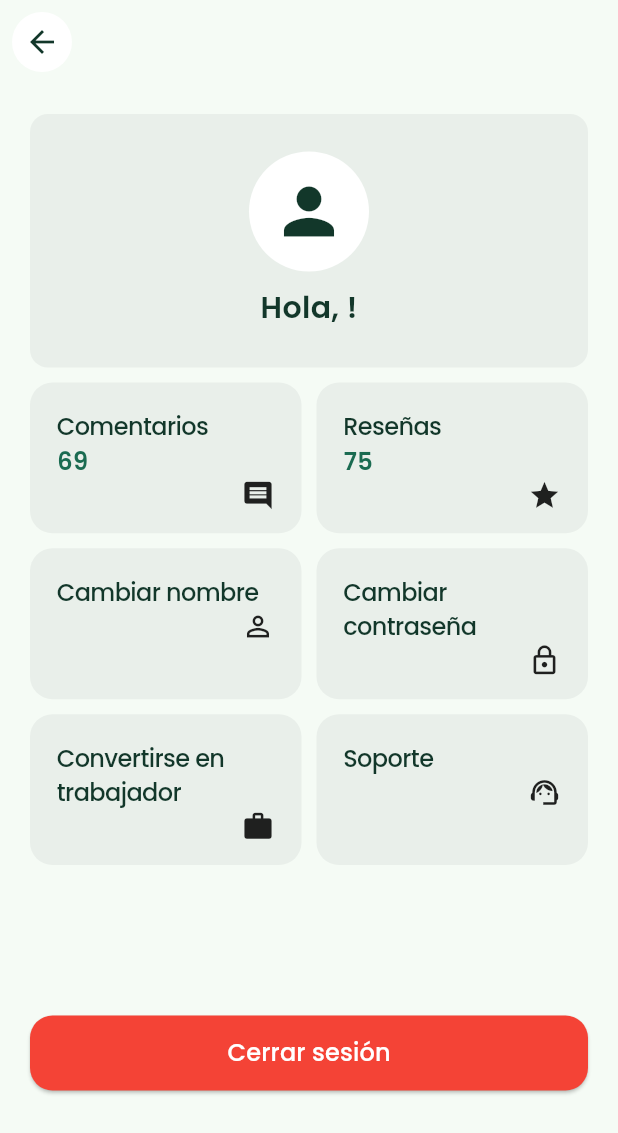
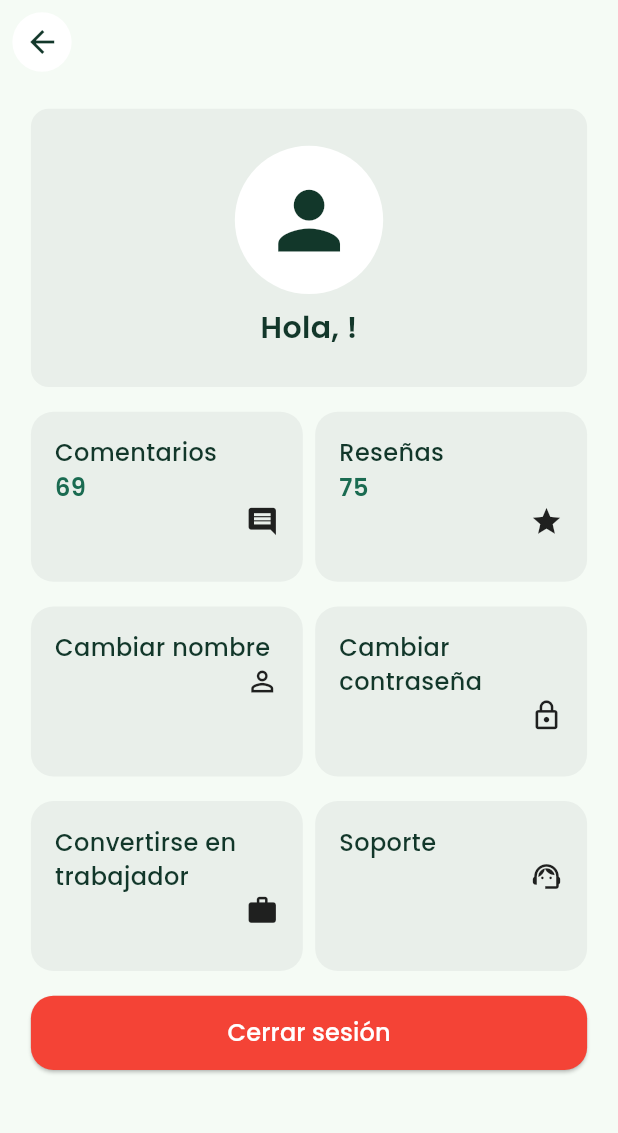
Before and after one commit to spricew/Keidot-Project, a Flutter app: the ConfigScreen screen opened directly, on a phone screen of 412 x 824 dp. Shown: the top 1133 px of the screen. Run offline on Flutter 3.47's test engine with Material 3 defaults, Android fonts, the phone set to English and light mode, and no system bars; our stand-ins replace file_picker, flutter_map, flutter_secure_storage, get, latlong2, shimmer; accounts and stored records are empty; project files that could hold a hidden picture were left out.

Commit message:
correccion de desbordamiento en config screen

```diff
--- a/Keidot-Project/lib/presentation/screens/config_screen.dart
+++ b/Keidot-Project/lib/presentation/screens/config_screen.dart
@@ -14,6 +14,8 @@ class ConfigScreen extends StatelessWidget {
   Widget build(BuildContext context) {
     final name = Provider.of<UserProvider>(context).userName ?? "Usuario";
     final screenHeight = MediaQuery.of(context).size.height;
+    final screenWidth = MediaQuery.of(context).size.width;
+    final textScale = MediaQuery.of(context).textScaleFactor;
 
     return SafeArea(
       child: Scaffold(
@@ -21,7 +23,7 @@ class ConfigScreen extends StatelessWidget {
           backgroundColor: Colors.transparent,
           elevation: 0,
           leading: Padding(
-            padding: const EdgeInsets.all(8.0),
+            padding: EdgeInsets.all(screenWidth * 0.02),
             child: Container(
               decoration: const BoxDecoration(
                 shape: BoxShape.circle,
@@ -37,30 +39,38 @@ class ConfigScreen extends StatelessWidget {
           ),
         ),
         backgroundColor: defaultWhite,
-        body: Padding(
-          padding: const EdgeInsets.symmetric(vertical: 20, horizontal: 20),
+        body: SingleChildScrollView(
+          padding: EdgeInsets.symmetric(
+            vertical: screenHeight * 0.02,
+            horizontal: screenWidth * 0.05,
+          ),
           child: Column(
+            crossAxisAlignment: CrossAxisAlignment.start,
             children: [
               // 🟢 Sección de Perfil
               Container(
                 width: double.infinity,
-                padding: const EdgeInsets.symmetric(vertical: 25),
+                padding: EdgeInsets.symmetric(vertical: screenHeight * 0.03),
                 decoration: BoxDecoration(
                   color: grayContrast,
                   borderRadius: BorderRadius.circular(12),
                 ),
                 child: Column(
                   children: [
-                    const CircleAvatar(
-                      radius: 40,
+                    CircleAvatar(
+                      radius: screenWidth * 0.12,
                       backgroundColor: Colors.white,
-                      child: Icon(Icons.person, size: 50, color: darkGreen),
+                      child: Icon(
+                        Icons.person,
+                        size: screenWidth * 0.15,
+                        color: darkGreen,
                       ),
-                    const SizedBox(height: 10),
+                    ),
+                    SizedBox(height: screenHeight * 0.01),
                     Text(
                       "Hola, $name!",
-                      style: const TextStyle(
-                        fontSize: 20,
+                      style: TextStyle(
+                        fontSize: 20 * textScale,
                         fontWeight: FontWeight.bold,
                         color: darkGreen,
                       ),
@@ -70,56 +80,60 @@ class ConfigScreen extends StatelessWidget {
                   ],
                 ),
               ),
-              const SizedBox(height: 10),
+              SizedBox(height: screenHeight * 0.02),
 
-              // 🟢 Contenedor con tamaño ajustable para el Grid
-              SizedBox(
-                height:
-                    screenHeight * 0.5, // Ajusta según el tamaño de la pantalla
-                child: GridView.builder(
+              // 🟢 Contenedor del Grid con altura dinámica
+              GridView.builder(
+                shrinkWrap: true,
                 physics:
-                      const NeverScrollableScrollPhysics(), // Evita scroll dentro del Grid
-                  gridDelegate: const SliverGridDelegateWithFixedCrossAxisCount(
-                    crossAxisCount: 2,
-                    crossAxisSpacing: 10,
-                    mainAxisSpacing: 10,
-                    childAspectRatio: 1.8,
+                    const NeverScrollableScrollPhysics(), // Evita doble scroll
+                gridDelegate: SliverGridDelegateWithFixedCrossAxisCount(
+                  crossAxisCount: screenWidth > 600
+                      ? 3
+                      : 2, // Más columnas en pantallas grandes
+                  crossAxisSpacing: screenWidth * 0.02,
+                  mainAxisSpacing: screenHeight * 0.02,
+                  childAspectRatio: screenWidth > 600 ? 2 : 1.6,
                 ),
                 itemCount: _options.length,
                 itemBuilder: (context, index) {
                   final option = _options[index];
                   return _buildGridItem(
-                        option["title"]!, option["value"]!, option["icon"]!);
+                    option["title"]!,
+                    option["value"]!,
+                    option["icon"]!,
+                    textScale,
+                  );
                 },
               ),
-              ),
 
-              const SizedBox(height: 10),
+              SizedBox(height: screenHeight * 0.02),
 
-              // 🟢 Botón de Cerrar Sesión con Padding
-              Padding(
-                padding: const EdgeInsets.only(bottom: 20),
-                child: ElevatedButton(
+              // 🟢 Botón de Cerrar Sesión
+              ElevatedButton(
                 style: ElevatedButton.styleFrom(
                   backgroundColor: Colors.red,
                   shape: RoundedRectangleBorder(
                     borderRadius: BorderRadius.circular(15),
                   ),
-                    minimumSize: const Size(double.infinity, 50),
+                  minimumSize: Size(double.infinity, screenHeight * 0.06),
                 ),
                 onPressed: () {
                   Navigator.pushReplacement(
                     context,
                     MaterialPageRoute(
-                          builder: (context) => const LoginPage()),
+                      builder: (context) => const LoginPage(),
+                    ),
                   );
                 },
-                  child: const Text(
+                child: Text(
                   "Cerrar sesión",
-                    style: TextStyle(fontSize: 16, color: Colors.white),
+                  style:
+                      TextStyle(fontSize: 16 * textScale, color: Colors.white),
                 ),
               ),
-              ),
+
+              SizedBox(height: screenHeight * 0.02), // Espacio final
             ],
           ),
         ),
@@ -127,7 +141,8 @@ class ConfigScreen extends StatelessWidget {
     );
   }
 
-  Widget _buildGridItem(String title, String value, IconData icon) {
+  Widget _buildGridItem(
+      String title, String value, IconData icon, double textScale) {
     return GestureDetector(
       onTap: () {
         switch (title) {
@@ -152,17 +167,16 @@ class ConfigScreen extends StatelessWidget {
           color: grayContrast,
           borderRadius: BorderRadius.circular(15),
         ),
-        padding: const EdgeInsets.all(18),
+        padding: const EdgeInsets.all(16),
         child: Column(
           crossAxisAlignment: CrossAxisAlignment.start,
           children: [
             Text(
               title,
-              style: const TextStyle(
-                fontSize: 16,
+              style: TextStyle(
+                fontSize: 16 * textScale,
                 fontWeight: FontWeight.w500,
                 color: darkGreen,
-                letterSpacing: -0.4,
               ),
               maxLines: 2,
               overflow: TextOverflow.ellipsis,
@@ -170,8 +184,8 @@ class ConfigScreen extends StatelessWidget {
             if (value.isNotEmpty)
               Text(
                 value,
-                style: const TextStyle(
-                  fontSize: 16,
+                style: TextStyle(
+                  fontSize: 16 * textScale,
                   fontWeight: FontWeight.bold,
                   color: greenContrast,
                 ),
@@ -180,7 +194,7 @@ class ConfigScreen extends StatelessWidget {
               ),
             Align(
               alignment: Alignment.bottomRight,
-              child: Icon(icon, size: 22),
+              child: Icon(icon, size: 22 * textScale),
             ),
           ],
         ),
```
Lines whose indentation alone changed are shown as unchanged.
